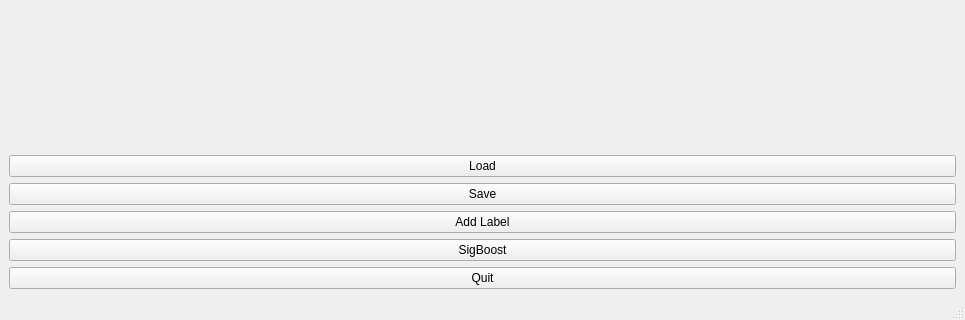
The window that visualization/BrainLabelingGui.ui (mistycheney/MouseBrainAtlas) describes before a commit, drawn with Qt 5; both pictures show x 0 to 965 and y 429 to 749 of the 965 by 749 pixel window.
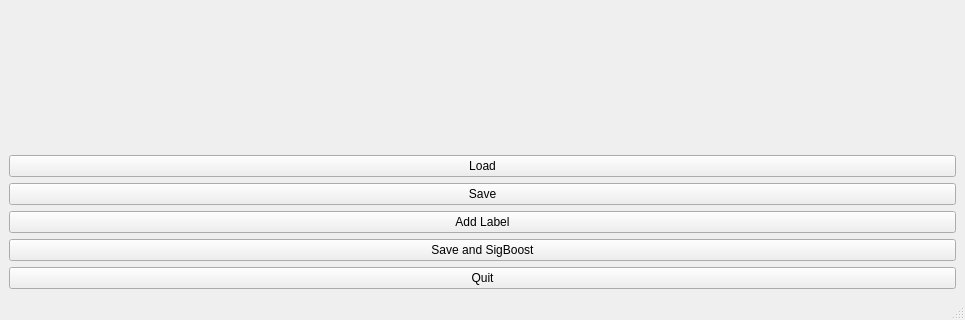
The same window after the commit. Custom widgets are drawn as their Qt base class.

Diff of the .ui file:
```diff
--- a/visualization/BrainLabelingGui.ui
+++ b/visualization/BrainLabelingGui.ui
@@ -83,7 +83,7 @@
         <item>
          <widget class="QPushButton" name="sigboostButton">
           <property name="text">
-           <string>SigBoost</string>
+           <string>Save and SigBoost</string>
           </property>
          </widget>
         </item>
```
